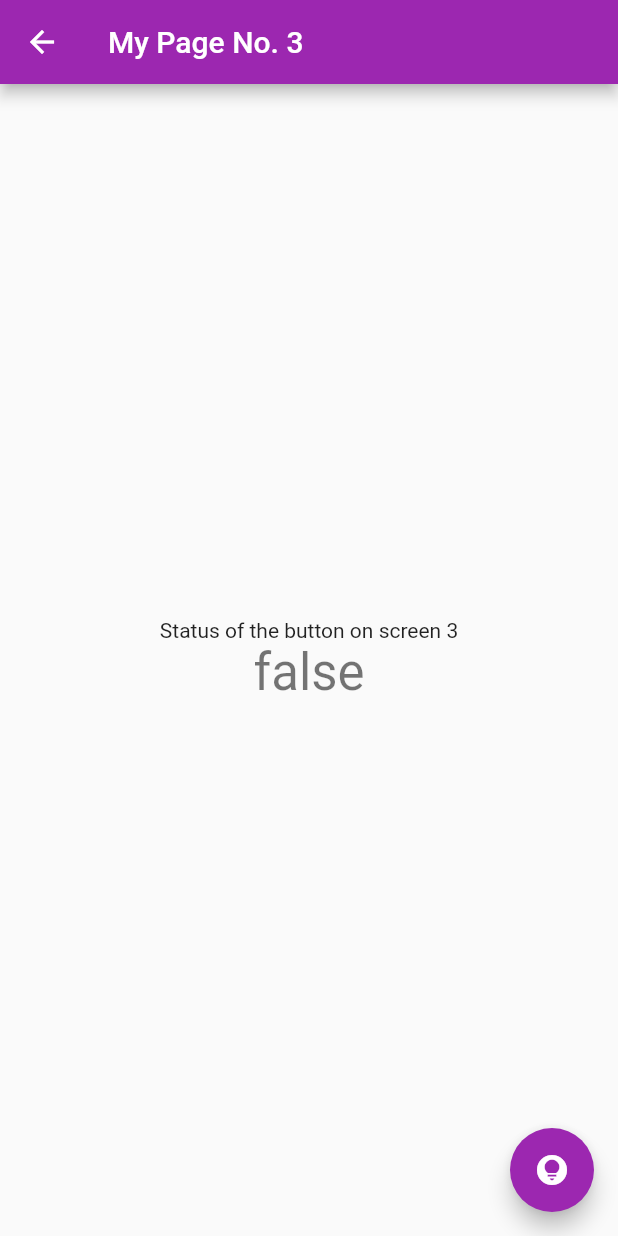
After one commit to AndrewG76/Dart-Reference, a Flutter app: the MySecondPage screen opened directly, after a tap on the "lightbulb circle" icon, after a tap on the "arrow right" icon, on a phone screen of 412 x 824 dp. The commit adds this screen. Run offline on Flutter 3.47's test engine with Material 2 defaults, Android fonts, the phone set to English and light mode, and no system bars.

Commit message:
Add third page to understand visually how to maneuver, work on cycling back to home page from the third page's second row button

```diff
--- a/lib/main.dart
+++ b/lib/main.dart
@@ -23,7 +23,7 @@ class MyApp extends StatelessWidget {
         // or simply save your changes to "hot reload" in a Flutter IDE).
         // Notice that the counter didn't reset back to zero; the application
         // is not restarted.
-        primarySwatch: Colors.brown,
+        primarySwatch: Colors.purple,
       ),
       home: const MyHomePage(title: '4750 Reach Demo Home Page'),
     );
--- a/lib/mySecondPage.dart
+++ b/lib/mySecondPage.dart
@@ -1,45 +1,8 @@
 import 'package:flutter/material.dart';
-
-void main() {
-  runApp(const MyApp());
-}
-
-class MyApp extends StatelessWidget {
-  const MyApp({super.key});
-
-  // This widget is the root of your application.
-  @override
-  Widget build(BuildContext context) {
-    return MaterialApp(
-      title: 'Flutter Demo',
-      theme: ThemeData(
-        // This is the theme of your application.
-        //
-        // Try running your application with "flutter run". You'll see the
-        // application has a blue toolbar. Then, without quitting the app, try
-        // changing the primarySwatch below to Colors.green and then invoke
-        // "hot reload" (press "r" in the console where you ran "flutter run",
-        // or simply save your changes to "hot reload" in a Flutter IDE).
-        // Notice that the counter didn't reset back to zero; the application
-        // is not restarted.
-        primarySwatch: Colors.orange,
-      ),
-      home: const MySecondPage(title: 'Flutter Demo Second Page'),
-    );
-  }
-}
+import 'myThirdPage.dart';
 
 class MySecondPage extends StatefulWidget {
   const MySecondPage({super.key, required this.title});
-
-  // This widget is the home page of your application. It is stateful, meaning
-  // that it has a State object (defined below) that contains fields that affect
-  // how it looks.
-
-  // This class is the configuration for the state. It holds the values (in this
-  // case the title) provided by the parent (in this case the App widget) and
-  // used by the build method of the State. Fields in a Widget subclass are
-  // always marked "final".
 
   final String title;
 
@@ -48,19 +11,7 @@ class MySecondPage extends StatefulWidget {
 }
 
 class _MySecondPageState extends State<MySecondPage> {
-  int _counter = 0;
   bool _lightSwitch = false;
-
-  void _incrementCounter() {
-    setState(() {
-      // This call to setState tells the Flutter framework that something has
-      // changed in this State, which causes it to rerun the build method below
-      // so that the display can reflect the updated values. If we changed
-      // _counter without calling setState(), then the build method would not be
-      // called again, and so nothing would appear to happen.
-      _counter++;
-    });
-  }
 
   void _changeSwitchOnOrOff(){
     setState((){
@@ -74,38 +25,21 @@ class _MySecondPageState extends State<MySecondPage> {
     });
   }
 
+  void _moveToNextPage(){ //USE THIS DUDE TO PULL UP TO THE NEXT PAGE YURRRR
+    Navigator.push(
+      context,
+      MaterialPageRoute(builder: (context) => MyThirdPage(title: 'My Page No. 3')),
+    );
+  }
+
   @override
   Widget build(BuildContext context) {
-    // This method is rerun every time setState is called, for instance as done
-    // by the _incrementCounter method above.
-    //
-    // The Flutter framework has been optimized to make rerunning build methods
-    // fast, so that you can just rebuild anything that needs updating rather
-    // than having to individually change instances of widgets.
     return Scaffold(
       appBar: AppBar(
-        // Here we take the value from the MyHomePage object that was created by
-        // the App.build method, and use it to set our appbar title.
         title: Text(widget.title),
       ),
       body: Center(
-        // Center is a layout widget. It takes a single child and positions it
-        // in the middle of the parent.
         child: Column(
-          // Column is also a layout widget. It takes a list of children and
-          // arranges them vertically. By default, it sizes itself to fit its
-          // children horizontally, and tries to be as tall as its parent.
-          //
-          // Invoke "debug painting" (press "p" in the console, choose the
-          // "Toggle Debug Paint" action from the Flutter Inspector in Android
-          // Studio, or the "Toggle Debug Paint" command in Visual Studio Code)
-          // to see the wireframe for each widget.
-          //
-          // Column has various properties to control how it sizes itself and
-          // how it positions its children. Here we use mainAxisAlignment to
-          // center the children vertically; the main axis here is the vertical
-          // axis because Columns are vertical (the cross axis would be
-          // horizontal).
           mainAxisAlignment: MainAxisAlignment.center,
           children: <Widget>[
             const Text(
@@ -118,10 +52,20 @@ class _MySecondPageState extends State<MySecondPage> {
           ],
         ),
       ),
-      floatingActionButton: FloatingActionButton(
-        onPressed: _changeSwitchOnOrOff,
-        tooltip: 'Switch state to on or off', //This is the little highlighted bit of information that shows up when you hover over it.
-        child: const Icon(Icons.lightbulb_circle),
+      floatingActionButton: Row(
+        children: [
+          FloatingActionButton(
+            onPressed: _changeSwitchOnOrOff,
+            tooltip: 'Switch state to on or off', //This is the little highlighted bit of information that shows up when you hover over it.
+            child: const Icon(Icons.lightbulb_circle),
+          ),
+
+          FloatingActionButton(
+            onPressed: _moveToNextPage,
+            tooltip: 'Next Page', //This is the little highlighted bit of information that shows up when you hover over it.
+            child: const Icon(Icons.arrow_right),
+          )
+        ],
       ), // This trailing comma makes auto-formatting nicer for build methods.
     );
   }
--- /dev/null
+++ b/lib/myThirdPage.dart
@@ -0,0 +1,53 @@
+import 'package:flutter/material.dart';
+
+class MyThirdPage extends StatefulWidget {
+  const MyThirdPage({super.key, required this.title});
+
+  final String title;
+
+  @override
+  State<MyThirdPage> createState() => _MyThirdPageState();
+}
+
+class _MyThirdPageState extends State<MyThirdPage> {
+  bool _lightSwitch = false;
+
+  void _changeSwitchOnOrOff(){
+    setState((){
+      if(_lightSwitch == false) {
+        _lightSwitch = true;
+      }
+      else if(_lightSwitch == true) {
+        _lightSwitch = false;
+      }
+    });
+  }
+
+  @override
+  Widget build(BuildContext context) {
+    return Scaffold(
+      appBar: AppBar(
+        title: Text(widget.title),
+      ),
+      body: Center(
+        child: Column(
+          mainAxisAlignment: MainAxisAlignment.center,
+          children: <Widget>[
+            const Text(
+              'Status of the button on screen 3',
+            ),
+            Text(
+              '$_lightSwitch',
+              style: Theme.of(context).textTheme.headlineMedium,
+            ),
+          ],
+        ),
+      ),
+      floatingActionButton: FloatingActionButton(
+        onPressed: _changeSwitchOnOrOff,
+        tooltip: 'Switch state to on or off', //This is the little highlighted bit of information that shows up when you hover over it.
+        child: const Icon(Icons.lightbulb_circle),
+      ), // This trailing comma makes auto-formatting nicer for build methods.
+    );
+  }
+}
```
Also changed, not shown: 10 other files.
